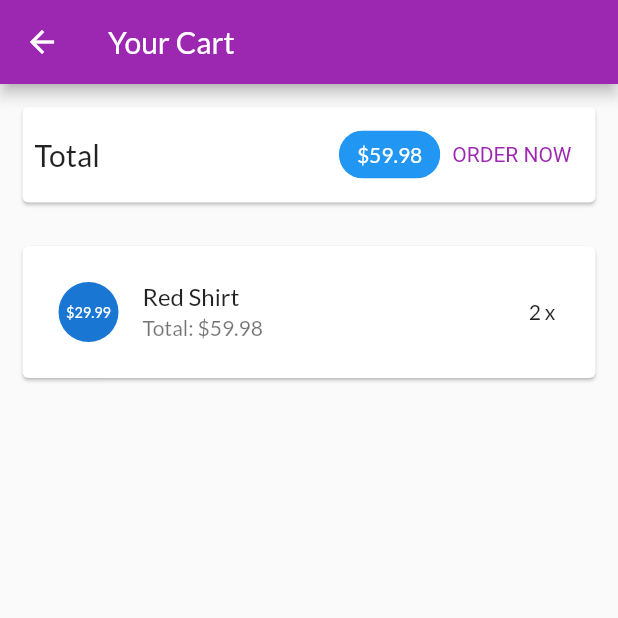
After one commit to Huyen2402/CT484, a Flutter app: the CartScreen screen opened directly, on a phone screen of 412 x 824 dp, the top half of it. The commit adds this screen. Run offline on Flutter 3.47's test engine with Material 2 defaults, Android fonts, the phone set to English and light mode, and no system bars.

Commit message:
Xay dung trang cac dat hang

```diff
--- a/lib/main.dart
+++ b/lib/main.dart
@@ -3,6 +3,8 @@ import 'ui/products/products_detail_screen.dart';
 import 'ui/products/products_manager.dart';
 import 'ui/products/product_overview_screen.dart';
 import 'ui/products/user_products_screen.dart';
+import 'ui/cart/cart_screen.dart';
+import 'ui/order/orders_screen.dart';
 
 void main() {
   runApp(const MyApp());
@@ -27,7 +29,7 @@ class MyApp extends StatelessWidget {
 
       ),
       home: const SafeArea(
-        child: UserProductScreen(
+        child: OrdersScreen(
 
         ),
         ),
--- /dev/null
+++ b/lib/model/cart_item.dart
@@ -0,0 +1,29 @@
+class CartItem {
+  final String id;
+  final String title;
+  final int quantity;
+  final double price;
+
+
+  CartItem({
+  required this.id,
+  required this.title,
+  required this.quantity,
+  required this.price,
+
+});
+
+CartItem copyWith({
+  String? id,
+  String? title,
+  int? quantity,
+  double? price,
+}){
+  return CartItem(
+    id: id ?? this.id,
+    title: title ?? this.title,
+    quantity: quantity ?? this.quantity,
+    price: price ?? this.price
+  );
+}
+}
--- /dev/null
+++ b/lib/ui/cart/cart_item_card.dart
@@ -0,0 +1,72 @@
+
+
+import 'package:flutter/material.dart';
+
+import '../../model/cart_item.dart';
+import '../share/dialog_utils.dart';
+
+class CartItemCard extends StatelessWidget {
+  final String productId;
+  final CartItem cardItem;
+  const CartItemCard({
+    required this.productId,
+    required this.cardItem,
+    super.key
+    });
+
+  @override
+  Widget build(BuildContext context) {
+    return Dismissible(
+      key: ValueKey(cardItem.id),
+      background: Container(
+        color: Theme.of(context).errorColor,
+        alignment: Alignment.centerRight,
+        padding: const EdgeInsets.only(right: 20),
+        margin: const EdgeInsets.symmetric(
+          horizontal: 15,
+          vertical: 4,
+        ),
+        child: const Icon(
+          Icons.delete,
+          color: Colors.white,
+          size: 40,
+        ),
+      ),
+      direction: DismissDirection.endToStart,
+      confirmDismiss: (direction) {
+        return showConfirmDialog(
+          context,
+         'Do you want remove the item from the cart?',);
+      },
+      onDismissed: (direction) {
+        print('Cart item dismissed');
+      },
+      child: buildItemCard(),
+    );
+  }
+
+  Widget buildItemCard(){
+    return Card(
+      margin: const EdgeInsets.symmetric(
+        horizontal: 15,
+        vertical:  4,
+      ),
+      child: Padding(
+        padding: const EdgeInsets.all(8),
+        child: ListTile(
+          leading: CircleAvatar(
+            child: Padding(
+              padding: const EdgeInsets.all(5),
+              child: FittedBox(
+                child: Text('\$${cardItem.price}'),
+              ),
+            ),
+          ),
+          title: Text(cardItem.title),
+          subtitle: Text('Total: \$${cardItem.price * cardItem.quantity}'),
+          trailing: Text('${cardItem.quantity} x '),
+        ),
+      ),
+    );
+  }
+}
--- /dev/null
+++ b/lib/ui/cart/cart_manager.dart
@@ -0,0 +1,27 @@
+import '../../model/cart_item.dart';
+
+class CartManager{
+  final Map<String, CartItem> _items = {
+    'p1' : CartItem(id: 'c1', title: 'Red Shirt', price: 29.99, quantity: 2,),
+  };
+
+  int get productCount{
+    return _items.length;
+  }
+
+  List<CartItem> get product {
+    return _items.values.toList();
+  }
+
+  Iterable<MapEntry<String, CartItem>> get productEntries{
+    return _items.entries;
+  }
+
+  double get totalAmount{
+    var total = 0.0;
+    _items.forEach((key, CartItem) {
+      total += CartItem.price * CartItem.quantity;
+    });
+    return total;
+  }
+}
--- /dev/null
+++ b/lib/ui/cart/cart_screen.dart
@@ -0,0 +1,78 @@
+import 'package:flutter/material.dart';
+
+import 'cart_manager.dart';
+import 'cart_item_card.dart';
+
+class CartScreen extends StatelessWidget {
+  static const routeName = '/cart';
+
+  const CartScreen({super.key});
+
+  @override
+  Widget build(BuildContext context) {
+    final cart = CartManager();
+    return Scaffold(
+      appBar: AppBar(
+        title: const Text('Your Cart'),
+      ),
+      body: Column(
+        children: <Widget>[
+          buildCartSummart(cart, context),
+          const SizedBox(height: 10),
+          Expanded(child: buildCartDetail(cart),
+          )
+        ],
+      ),
+    );
+  }
+
+  Widget buildCartDetail(CartManager cart){
+    return ListView(
+      children: cart.productEntries.map(
+        (e) => CartItemCard(productId: e.key, cardItem: e.value,
+        ),
+
+
+      ).toList(),
+    );
+  }
+  Widget buildCartSummart(CartManager cart, BuildContext context){
+    return Card(
+      margin: const EdgeInsets.all(15),
+      child: Padding(
+        padding: const EdgeInsets.all(8),
+        child: Row(
+          mainAxisAlignment: MainAxisAlignment.spaceBetween,
+          children: <Widget>[
+            const Text(
+              'Total',
+              style: TextStyle(fontSize: 20),
+            ),
+            const Spacer(),
+            Chip(
+              label: Text(
+                '\$${cart.totalAmount.toStringAsFixed(2)}',
+                style: TextStyle(
+                  color: Theme.of(context).primaryTextTheme.headline6?.color,
+                ),
+              ),
+              backgroundColor: Theme.of(context).primaryColor,
+              ),
+              TextButton(
+                onPressed: () {
+                  print('An order has been added');
+                },
+                style: TextButton.styleFrom(
+                  textStyle: TextStyle(
+                    color: Theme.of(context).primaryColor,
+                  )
+
+                ),
+                 child: const Text('ORDER NOW'),
+              )
+          ],
+        ),
+      ),
+    );
+  }
+}
--- a/lib/ui/products/products_manager.dart
+++ b/lib/ui/products/products_manager.dart
@@ -2,9 +2,9 @@ import '../../model/product.dart';
 
 class ProductManager{
   final List<Product> _items = [
-    Product(id: '1',title: 'Áo thun', description: 'Đẹp lắm mua đi', price: 50000, imageUrl: 'assets/goods_00_434247.jpg'),
+    Product(id: '1',title: 'Áo thun', description: 'Đẹp lắm mua đi', price: 50000, imageUrl: 'assets/CDL10_1.jpg'),
     Product(id: '2',title: 'Áo polo', description: 'Đẹp lắm mua đi', price: 70000, imageUrl: 'assets/goods_00_434247.jpg'),
-    Product(id: '3',title: 'Áo marvel', description: 'Đẹp lắm mua đi', price: 90000, imageUrl: 'assets/goods_00_434247.jpg')
+    Product(id: '3',title: 'Áo marvel', description: 'Đẹp lắm mua đi', price: 90000, imageUrl: 'assets/an-pie0242(t)_1.jpg')
   ];
 
   int get itemcount {
--- a/pubspec.yaml
+++ b/pubspec.yaml
@@ -31,6 +31,7 @@ environment:
 dependencies:
   flutter:
     sdk: flutter
+  intl: ^0.17.0
 
 
   # The following adds the Cupertino Icons font to your application.
@@ -70,6 +71,8 @@ flutter:
         - asset: assets/fonts/Anton-Regular.ttf
   assets:
     - assets/goods_00_434247.jpg
+    - assets/CDL10_1.jpg
+    - assets/an-pie0242(t)_1.jpg
 
   # To add assets to your application, add an assets section, like this:
   # assets:
```
Also changed, not shown: lib/model/order_item.dart (added, +31 -0 lines), lib/ui/order/order_item_card.dart (added, +80 -0 lines), lib/ui/order/order_manager.dart (added, +26 -0 lines), lib/ui/order/orders_screen.dart (added, +22 -0 lines), lib/ui/share/dialog_utils.dart (added, +25 -0 lines), pubspec.lock.
